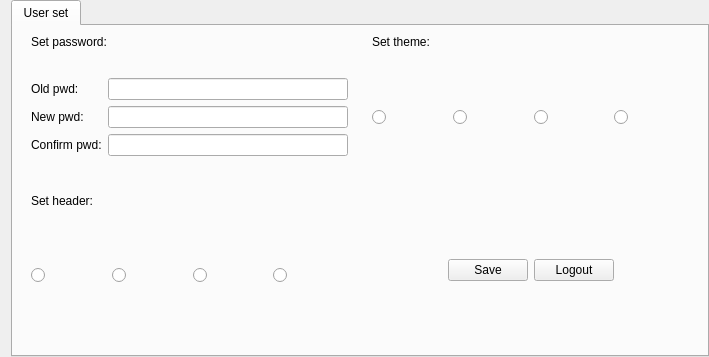
Above: tank/quserform.ui from photonlili/Tank before the change. Below: the same form after it.
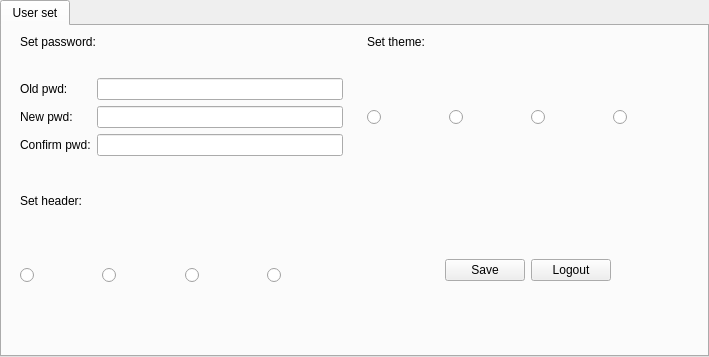
That is the form after the change. Custom widgets are drawn as their Qt base class.

```diff
--- a/tank/quserform.ui
+++ b/tank/quserform.ui
@@ -14,6 +14,9 @@
    <string>Form</string>
   </property>
   <layout class="QHBoxLayout" name="horizontalLayout">
+   <property name="leftMargin">
+    <number>0</number>
+   </property>
    <property name="topMargin">
     <number>0</number>
    </property>
```
